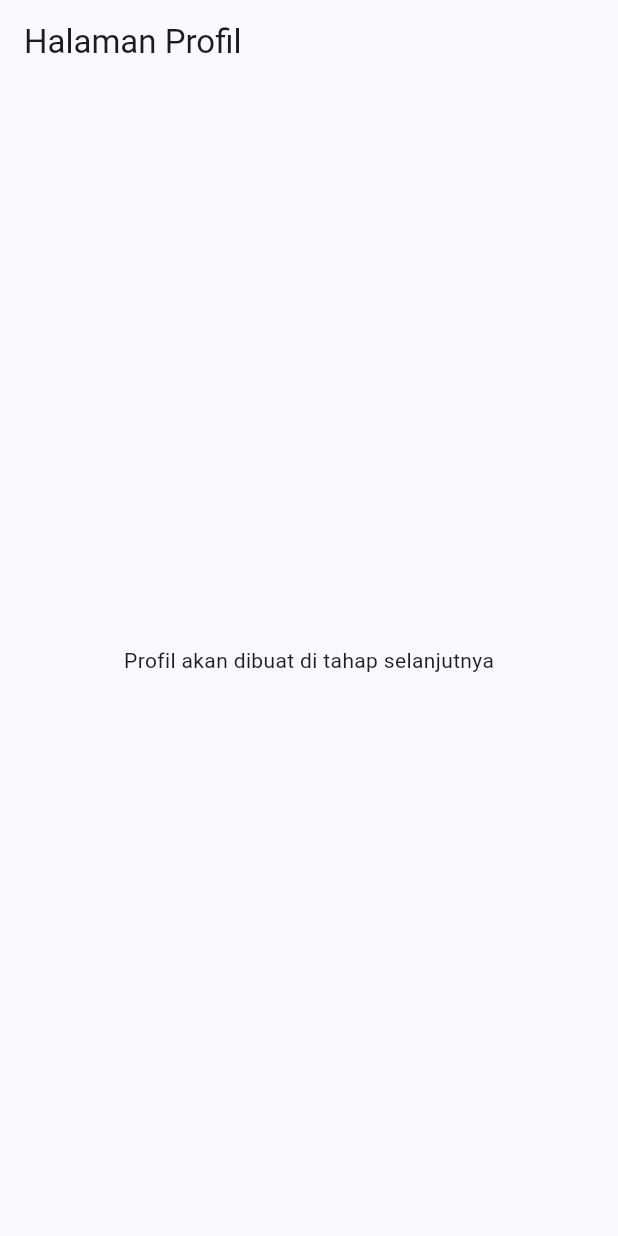
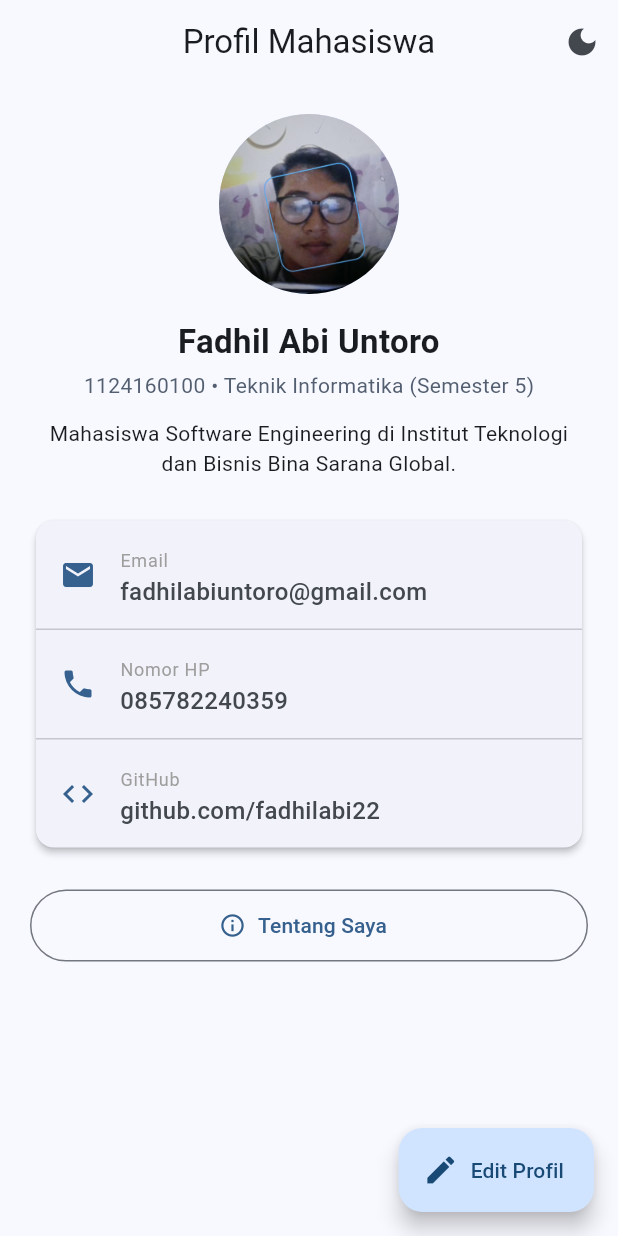
Before and after one commit to fadhilabi22/UTS-PML-1124160100, a Flutter app: the ProfilePage screen opened directly, on a phone screen of 412 x 824 dp. Run offline on Flutter 3.47's test engine with Material 3 defaults, Android fonts, the phone set to English and light mode, and no system bars; accounts and stored records are empty.

Commit message:
feat:membuat model, membuat info tile, membuat profile_page dengan assets foto, card kotak, dan tombol theme dark/ligth

```diff
--- a/soal2-profil-app/lib/models/profile.dart
+++ b/soal2-profil-app/lib/models/profile.dart
@@ -0,0 +1,21 @@
+class Profile {
+  String nama;
+  String nim;
+  String prodi;
+  String kelas;
+  String bio;
+  String email;
+  String hp;
+  String github;
+
+  Profile({
+    required this.nama,
+    required this.nim,
+    required this.prodi,
+    required this.kelas,
+    required this.bio,
+    required this.email,
+    required this.hp,
+    required this.github,
+  });
+}
--- a/soal2-profil-app/lib/screens/about_page.dart
+++ b/soal2-profil-app/lib/screens/about_page.dart
@@ -0,0 +1,13 @@
+import 'package:flutter/material.dart';
+
+class AboutPage extends StatelessWidget {
+  const AboutPage({super.key});
+
+  @override
+  Widget build(BuildContext context) {
+    return Scaffold(
+      appBar: AppBar(title: const Text('Tentang Saya')),
+      body: const Center(child: Text('Halaman Tentang Saya akan dibuat selanjutnya')),
+    );
+  }
+}
--- a/soal2-profil-app/lib/screens/edit_profile_page.dart
+++ b/soal2-profil-app/lib/screens/edit_profile_page.dart
@@ -0,0 +1,15 @@
+import 'package:flutter/material.dart';
+import '../models/profile.dart';
+
+class EditProfilePage extends StatelessWidget {
+  final Profile profile;
+  const EditProfilePage({super.key, required this.profile});
+
+  @override
+  Widget build(BuildContext context) {
+    return Scaffold(
+      appBar: AppBar(title: const Text('Edit Profil')),
+      body: const Center(child: Text('Halaman Edit Profil akan dibuat selanjutnya')),
+    );
+  }
+}
--- a/soal2-profil-app/lib/screens/profile_page.dart
+++ b/soal2-profil-app/lib/screens/profile_page.dart
@@ -1,13 +1,167 @@
 import 'package:flutter/material.dart';
+import '../main.dart';
+import '../models/profile.dart';
+import '../widgets/info_tile.dart';
+import 'about_page.dart';
+import 'edit_profile_page.dart';
 
-class ProfilePage extends StatelessWidget {
+class ProfilePage extends StatefulWidget {
   const ProfilePage({super.key});
 
   @override
+  State<ProfilePage> createState() => _ProfilePageState();
+}
+
+class _ProfilePageState extends State<ProfilePage> {
+
+  late Profile _profile;
+
+  @override
+  void initState() {
+    super.initState();
+    _profile = Profile(
+      nama: 'Fadhil Abi Untoro',
+      nim: '1124160100',
+      prodi: 'Teknik Informatika',
+      kelas: 'Semester 5',
+      bio: 'Mahasiswa Software Engineering di Institut Teknologi dan Bisnis Bina Sarana Global.',
+      email: 'fadhilabiuntoro@gmail.com',
+      hp: '085782240359',
+      github: 'github.com/fadhilabi22',
+    );
+  }
+
+
+  Future<void> _navigateToEdit() async {
+    final updatedProfile = await Navigator.push<Profile>(
+      context,
+      MaterialPageRoute(
+        builder: (context) => EditProfilePage(profile: _profile),
+      ),
+    );
+
+    if (updatedProfile != null) {
+      setState(() {
+        _profile = updatedProfile;
+      });
+      if (!mounted) return;
+      ScaffoldMessenger.of(context).showSnackBar(
+        const SnackBar(content: Text('Profil berhasil diperbarui!')),
+      );
+    }
+  }
+
+  @override
   Widget build(BuildContext context) {
+
+    final isDarkMode = Theme.of(context).brightness == Brightness.dark;
+
     return Scaffold(
-      appBar: AppBar(title: const Text("Halaman Profil")),
-      body: const Center(child: Text("Profil akan dibuat di tahap selanjutnya")),
+      appBar: AppBar(
+        title: const Text('Profil Mahasiswa'),
+        centerTitle: true,
+        actions: [
+
+          IconButton(
+            icon: Icon(isDarkMode ? Icons.light_mode : Icons.dark_mode),
+            tooltip: isDarkMode ? 'Mode Terang' : 'Mode Gelap',
+            onPressed: () {
+              MyApp.updateThemeMode(
+                context,
+                isDarkMode ? ThemeMode.light : ThemeMode.dark,
+              );
+            },
+          ),
+        ],
+      ),
+      body: SingleChildScrollView(
+        padding: const EdgeInsets.all(20.0),
+        child: Column(
+          children: [
+
+            const CircleAvatar(
+              radius: 60,
+              backgroundImage: AssetImage('assets/images/profile.jpeg'),
+            ),
+            const SizedBox(height: 16),
+
+
+            Text(
+              _profile.nama,
+              textAlign: TextAlign.center,
+              style: const TextStyle(fontSize: 22, fontWeight: FontWeight.bold),
+            ),
+            const SizedBox(height: 4),
+            Text(
+              '${_profile.nim} • ${_profile.prodi} (${_profile.kelas})',
+              style: TextStyle(
+                fontSize: 14,
+                color: Theme.of(context).colorScheme.secondary,
+              ),
+            ),
+            const SizedBox(height: 12),
+
+
+            Text(
+              _profile.bio,
+              textAlign: TextAlign.center,
+              style: const TextStyle(fontSize: 14),
+            ),
+            const SizedBox(height: 24),
+
+
+            Card(
+              elevation: 2,
+              shape: RoundedRectangleBorder(
+                borderRadius: BorderRadius.circular(12),
+              ),
+              child: Column(
+                children: [
+                  InfoTile(
+                    icon: Icons.email,
+                    title: 'Email',
+                    subtitle: _profile.email,
+                  ),
+                  const Divider(height: 1),
+                  InfoTile(
+                    icon: Icons.phone,
+                    title: 'Nomor HP',
+                    subtitle: _profile.hp,
+                  ),
+                  const Divider(height: 1),
+                  InfoTile(
+                    icon: Icons.code,
+                    title: 'GitHub',
+                    subtitle: _profile.github,
+                  ),
+                ],
+              ),
+            ),
+            const SizedBox(height: 24),
+
+            // Tombol Navigasi ke Halaman Tentang Saya
+            OutlinedButton.icon(
+              onPressed: () {
+                Navigator.push(
+                  context,
+                  MaterialPageRoute(builder: (context) => const AboutPage()),
+                );
+              },
+              icon: const Icon(Icons.info_outline),
+              label: const Text('Tentang Saya'),
+              style: OutlinedButton.styleFrom(
+                minimumSize: const Size(double.infinity, 48),
+              ),
+            ),
+          ],
+        ),
+      ),
+      // FloatingActionButton untuk Edit Profil
+      floatingActionButton: FloatingActionButton.extended(
+        onPressed: _navigateToEdit,
+        icon: const Icon(Icons.edit),
+        label: const Text('Edit Profil'),
+      ),
     );
   }
 }
--- /dev/null
+++ b/soal2-profil-app/lib/widgets/info_tile.dart
@@ -0,0 +1,29 @@
+import 'package:flutter/material.dart';
+
+class InfoTile extends StatelessWidget {
+  final IconData icon;
+  final String title;
+  final String subtitle;
+
+  const InfoTile({
+    super.key,
+    required this.icon,
+    required this.title,
+    required this.subtitle,
+  });
+
+  @override
+  Widget build(BuildContext context) {
+    return ListTile(
+      leading: Icon(icon, color: Theme.of(context).colorScheme.primary),
+      title: Text(
+        title,
+        style: const TextStyle(fontSize: 12, color: Colors.grey),
+      ),
+      subtitle: Text(
+        subtitle,
+        style: const TextStyle(fontSize: 16, fontWeight: FontWeight.w500),
+      ),
+    );
+  }
+}
--- a/soal2-profil-app/pubspec.yaml
+++ b/soal2-profil-app/pubspec.yaml
@@ -58,10 +58,8 @@ flutter:
   uses-material-design: true
 
   # To add assets to your application, add an assets section, like this:
-  # assets:
-  #   - images/a_dot_burr.jpeg
-  #   - images/a_dot_ham.jpeg
-
+  assets:
+    - assets/images/profile.jpeg
   # An image asset can refer to one or more resolution-specific "variants", see
   # https://flutter.dev/to/resolution-aware-images
 
```
Also changed, not shown: soal2-profil-app/assets/images/profile.jpeg (added).
